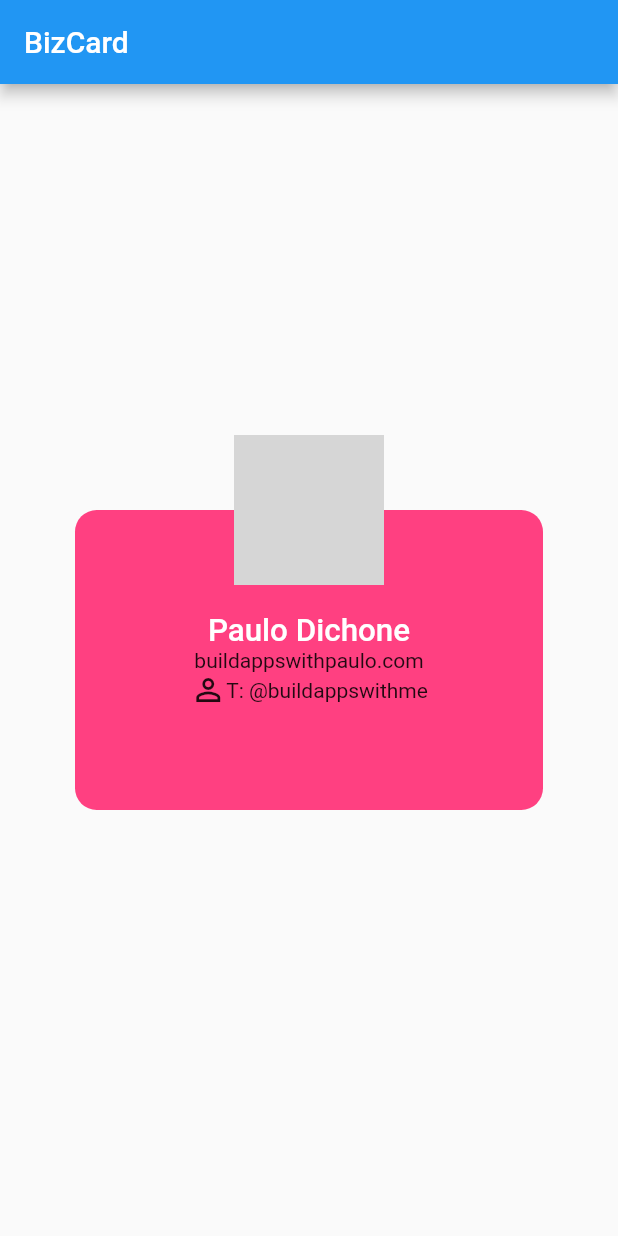
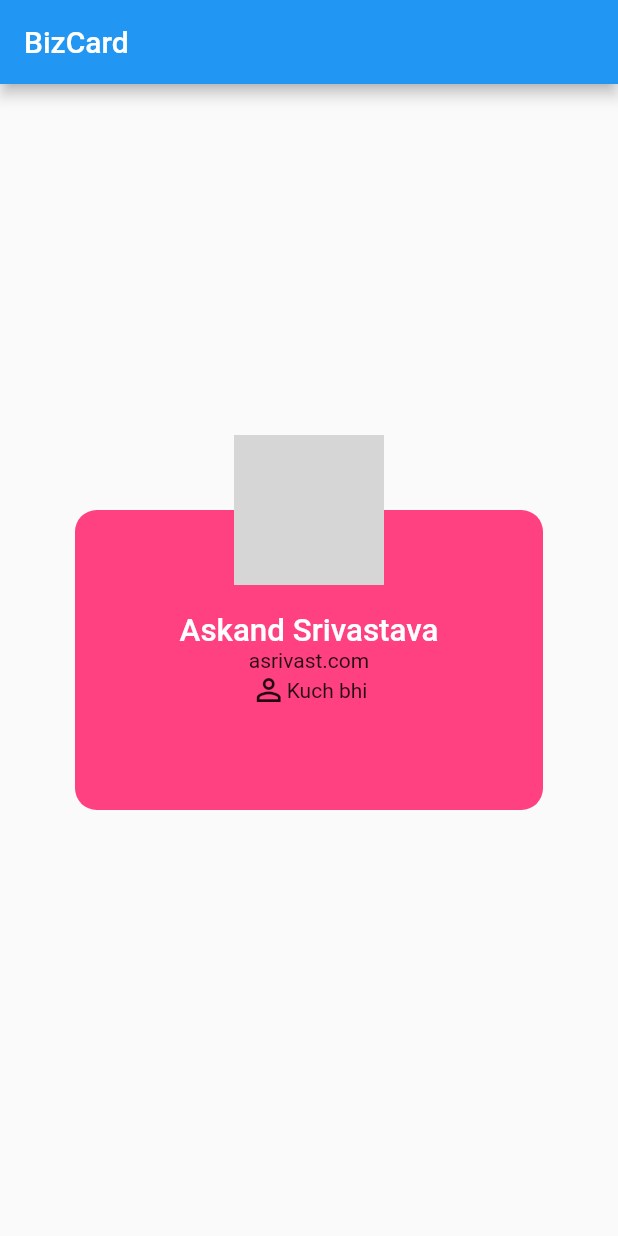
Before and after one commit to Asrivast1/biz_card, a Flutter app: the screen it shows after launch, on a phone screen of 412 x 824 dp. Run offline on Flutter 3.47's test engine with Material 2 defaults, Android fonts, the phone set to English and light mode, and no system bars; network calls fail; grey boxes are pictures that could not be loaded.

Commit message:
Just some minor changes

```diff
--- a/lib/util/Home.dart
+++ b/lib/util/Home.dart
@@ -28,18 +28,18 @@ class BizCard extends StatelessWidget {
         mainAxisAlignment: MainAxisAlignment.center,
         children:[
           Text(
-            "Paulo Dichone",
+            "Askand Srivastava",
             style: TextStyle(
                 fontSize: 20.9,
                 color: Colors.white,
                 fontWeight: FontWeight.w500),
           ),
-          Text("buildappswithpaulo.com"),
+          Text("asrivast.com"),
           Row(
             mainAxisAlignment: MainAxisAlignment.center,
             children:[
               Icon(Icons.person_outline),
-              Text("T: @buildappswithme")
+              Text("Kuch bhi")
             ],
           )
         ],
```
